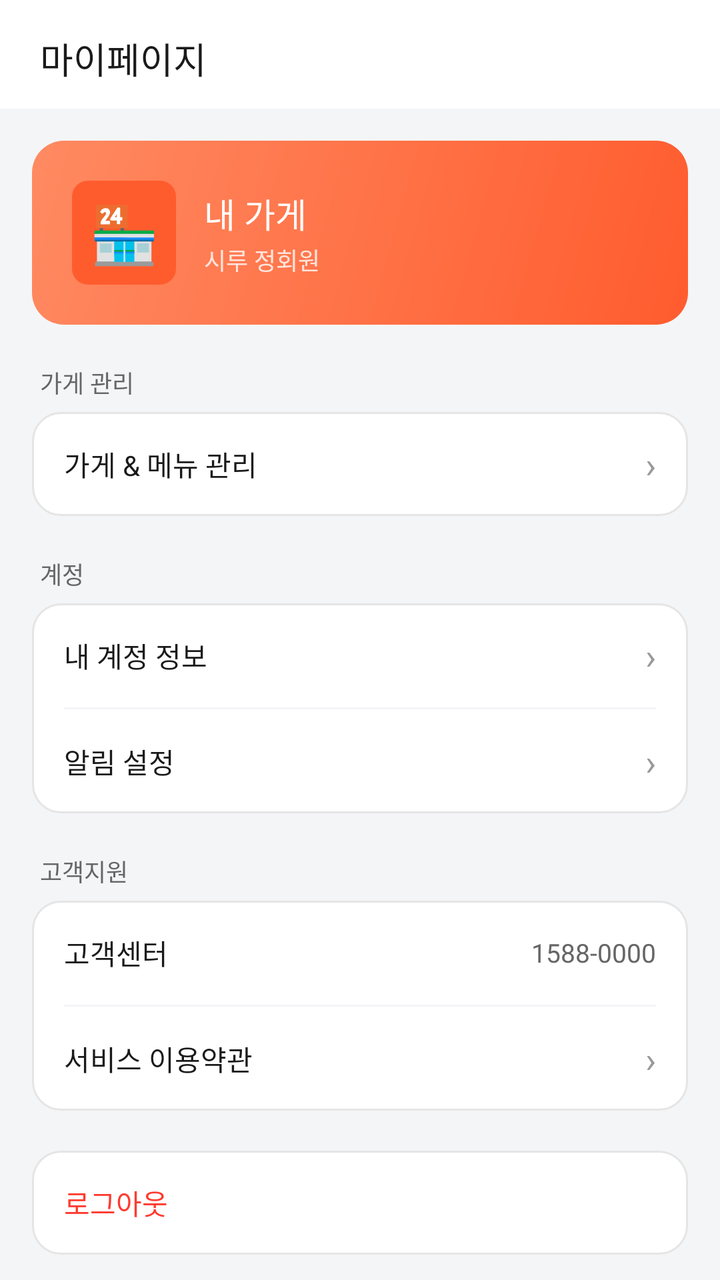
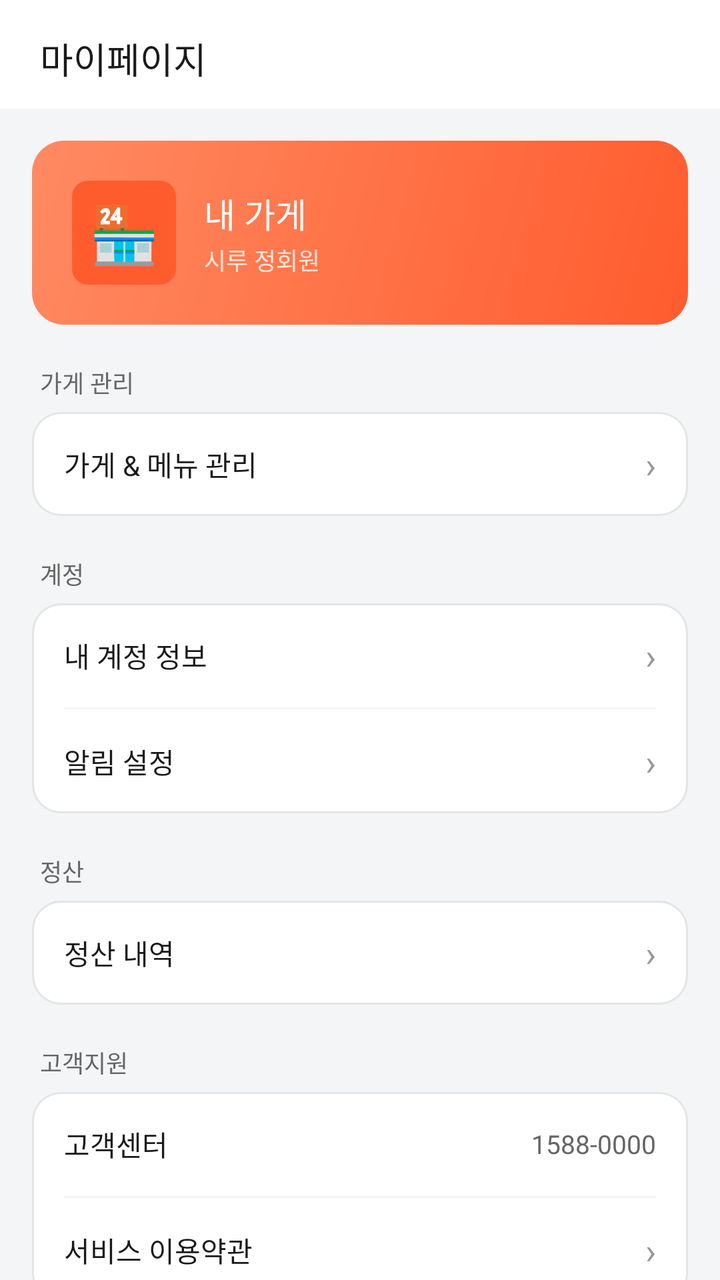

Screens rendered from an Android XML layout before and after an edit, with the pre-edit source and the edit as a unified diff.
<!-- AndroidManifest.xml: application theme Theme.Deuktemsiru_seller -->
<!-- res/layout/fragment_my_page.xml -->
<?xml version="1.0" encoding="utf-8"?>

<androidx.core.widget.NestedScrollView
    xmlns:android="http://schemas.android.com/apk/res/android"
    android:layout_width="match_parent"
    android:layout_height="match_parent"
    android:background="@color/surface">

    <LinearLayout
        android:layout_width="match_parent"
        android:layout_height="wrap_content"
        android:orientation="vertical"
        android:paddingBottom="32dp">

        
        <LinearLayout
            android:layout_width="match_parent"
            android:layout_height="wrap_content"
            android:orientation="horizontal"
            android:gravity="center_vertical"
            android:background="@color/white"
            android:paddingHorizontal="20dp"
            android:paddingTop="16dp"
            android:paddingBottom="12dp">

            <TextView
                android:layout_width="0dp"
                android:layout_height="wrap_content"
                android:layout_weight="1"
                android:text="마이페이지"
                android:textSize="18sp"
                android:textColor="@color/text"
                android:fontFamily="sans-serif-medium" />

        </LinearLayout>

        
        <LinearLayout
            android:layout_width="match_parent"
            android:layout_height="wrap_content"
            android:orientation="horizontal"
            android:gravity="center_vertical"
            android:background="@drawable/bg_gradient_primary_card"
            android:padding="20dp"
            android:layout_marginHorizontal="16dp"
            android:layout_marginTop="16dp">

            <TextView
                android:id="@+id/tv_store_emoji"
                android:layout_width="52dp"
                android:layout_height="52dp"
                android:gravity="center"
                android:text="🏪"
                android:textSize="28sp"
                android:background="@drawable/bg_rounded_primary" />

            <LinearLayout
                android:layout_width="0dp"
                android:layout_height="wrap_content"
                android:layout_weight="1"
                android:layout_marginStart="14dp"
                android:orientation="vertical">

                <TextView
                    android:id="@+id/tv_store_name"
                    android:layout_width="wrap_content"
                    android:layout_height="wrap_content"
                    android:text="내 가게"
                    android:textSize="17sp"
                    android:textColor="@color/white"
                    android:fontFamily="sans-serif-medium" />

                <TextView
                    android:id="@+id/tv_member_status"
                    android:layout_width="wrap_content"
                    android:layout_height="wrap_content"
                    android:layout_marginTop="2dp"
                    android:text="시루 정회원"
                    android:textSize="12sp"
                    android:textColor="#CCFFFFFF" />

            </LinearLayout>

        </LinearLayout>

        
        <TextView
            android:layout_width="wrap_content"
            android:layout_height="wrap_content"
            android:text="가게 관리"
            android:textSize="12sp"
            android:textColor="@color/text_sub"
            android:layout_marginHorizontal="20dp"
            android:layout_marginTop="20dp"
            android:layout_marginBottom="6dp" />

        <LinearLayout
            android:layout_width="match_parent"
            android:layout_height="wrap_content"
            android:orientation="vertical"
            android:background="@drawable/bg_card_white"
            android:layout_marginHorizontal="16dp">

            <LinearLayout
                android:id="@+id/item_store_info"
                android:layout_width="match_parent"
                android:layout_height="52dp"
                android:orientation="horizontal"
                android:gravity="center_vertical"
                android:paddingHorizontal="16dp"
                android:clickable="true"
                android:focusable="true">

                <TextView
                    android:layout_width="0dp"
                    android:layout_height="wrap_content"
                    android:layout_weight="1"
                    android:text="가게 &amp; 메뉴 관리"
                    android:textSize="14sp"
                    android:textColor="@color/text" />

                <TextView
                    android:layout_width="wrap_content"
                    android:layout_height="wrap_content"
                    android:text="›"
                    android:textSize="18sp"
                    android:textColor="@color/text_muted" />

            </LinearLayout>

        </LinearLayout>

        
        <TextView
            android:layout_width="wrap_content"
            android:layout_height="wrap_content"
            android:text="계정"
            android:textSize="12sp"
            android:textColor="@color/text_sub"
            android:layout_marginHorizontal="20dp"
            android:layout_marginTop="20dp"
            android:layout_marginBottom="6dp" />

        <LinearLayout
            android:layout_width="match_parent"
            android:layout_height="wrap_content"
            android:orientation="vertical"
            android:background="@drawable/bg_card_white"
            android:layout_marginHorizontal="16dp">

            <LinearLayout
                android:id="@+id/item_account_info"
                android:layout_width="match_parent"
                android:layout_height="52dp"
                android:orientation="horizontal"
                android:gravity="center_vertical"
                android:paddingHorizontal="16dp"
                android:clickable="true"
                android:focusable="true">

                <TextView
                    android:layout_width="0dp"
                    android:layout_height="wrap_content"
                    android:layout_weight="1"
                    android:text="내 계정 정보"
                    android:textSize="14sp"
                    android:textColor="@color/text" />

                <TextView
                    android:layout_width="wrap_content"
                    android:layout_height="wrap_content"
                    android:text="›"
                    android:textSize="18sp"
                    android:textColor="@color/text_muted" />

            </LinearLayout>

            <View
                android:layout_width="match_parent"
                android:layout_height="1dp"
                android:background="@color/surface"
                android:layout_marginHorizontal="16dp" />

            <LinearLayout
                android:id="@+id/item_notification"
                android:layout_width="match_parent"
                android:layout_height="52dp"
                android:orientation="horizontal"
                android:gravity="center_vertical"
                android:paddingHorizontal="16dp"
                android:clickable="true"
                android:focusable="true">

                <TextView
                    android:layout_width="0dp"
                    android:layout_height="wrap_content"
                    android:layout_weight="1"
                    android:text="알림 설정"
                    android:textSize="14sp"
                    android:textColor="@color/text" />

                <TextView
                    android:layout_width="wrap_content"
                    android:layout_height="wrap_content"
                    android:text="›"
                    android:textSize="18sp"
                    android:textColor="@color/text_muted" />

            </LinearLayout>

        </LinearLayout>

        
        <TextView
            android:layout_width="wrap_content"
            android:layout_height="wrap_content"
            android:text="고객지원"
            android:textSize="12sp"
            android:textColor="@color/text_sub"
            android:layout_marginHorizontal="20dp"
            android:layout_marginTop="20dp"
            android:layout_marginBottom="6dp" />

        <LinearLayout
            android:layout_width="match_parent"
            android:layout_height="wrap_content"
            android:orientation="vertical"
            android:background="@drawable/bg_card_white"
            android:layout_marginHorizontal="16dp">

            <LinearLayout
                android:id="@+id/item_customer_service"
                android:layout_width="match_parent"
                android:layout_height="52dp"
                android:orientation="horizontal"
                android:gravity="center_vertical"
                android:paddingHorizontal="16dp"
                android:clickable="true"
                android:focusable="true">

                <TextView
                    android:layout_width="0dp"
                    android:layout_height="wrap_content"
                    android:layout_weight="1"
                    android:text="고객센터"
                    android:textSize="14sp"
                    android:textColor="@color/text" />

                <TextView
                    android:layout_width="wrap_content"
                    android:layout_height="wrap_content"
                    android:text="1588-0000"
                    android:textSize="13sp"
                    android:textColor="@color/text_sub" />

            </LinearLayout>

            <View
                android:layout_width="match_parent"
                android:layout_height="1dp"
                android:background="@color/surface"
                android:layout_marginHorizontal="16dp" />

            <LinearLayout
                android:id="@+id/item_policy"
                android:layout_width="match_parent"
                android:layout_height="52dp"
                android:orientation="horizontal"
                android:gravity="center_vertical"
                android:paddingHorizontal="16dp"
                android:clickable="true"
                android:focusable="true">

                <TextView
                    android:layout_width="0dp"
                    android:layout_height="wrap_content"
                    android:layout_weight="1"
                    android:text="서비스 이용약관"
                    android:textSize="14sp"
                    android:textColor="@color/text" />

                <TextView
                    android:layout_width="wrap_content"
                    android:layout_height="wrap_content"
                    android:text="›"
                    android:textSize="18sp"
                    android:textColor="@color/text_muted" />

            </LinearLayout>

        </LinearLayout>

        
        <LinearLayout
            android:id="@+id/item_logout"
            android:layout_width="match_parent"
            android:layout_height="52dp"
            android:orientation="horizontal"
            android:gravity="center_vertical"
            android:background="@drawable/bg_card_white"
            android:paddingHorizontal="16dp"
            android:layout_marginHorizontal="16dp"
            android:layout_marginTop="20dp"
            android:clickable="true"
            android:focusable="true">

            <TextView
                android:layout_width="0dp"
                android:layout_height="wrap_content"
                android:layout_weight="1"
                android:text="로그아웃"
                android:textSize="14sp"
                android:textColor="@color/danger" />

        </LinearLayout>

        <TextView
            android:id="@+id/tv_version"
            android:layout_width="wrap_content"
            android:layout_height="wrap_content"
            android:layout_gravity="center_horizontal"
            android:layout_marginTop="24dp"
            android:text="득템시루 판매자 v1.0"
            android:textSize="11sp"
            android:textColor="@color/text_muted" />

    </LinearLayout>

</androidx.core.widget.NestedScrollView>
<!-- resources referenced by this layout -->
<resources>
  <color name="danger">#FFFF3B30</color>
  <color name="surface">#FFF4F5F7</color>
  <color name="text">#FF1A1A1A</color>
  <color name="text_muted">#FF999999</color>
  <color name="text_sub">#FF666666</color>
  <color name="white">#FFFFFFFF</color>
  <!-- drawable bg_card_white (drawable) -->
  <?xml version="1.0" encoding="utf-8"?>
  
  <shape xmlns:android="http://schemas.android.com/apk/res/android"
      android:shape="rectangle">
      <solid android:color="#FFFFFF" />
      <stroke android:width="1dp" android:color="#E5E5E5" />
      <corners android:radius="14dp" />
  </shape>
  <!-- drawable bg_gradient_primary_card (drawable) -->
  <?xml version="1.0" encoding="utf-8"?>
  
  <shape xmlns:android="http://schemas.android.com/apk/res/android"
      android:shape="rectangle">
      <gradient
          android:angle="135"
          android:startColor="#FF5C2E"
          android:endColor="#FF8A62"
          android:type="linear" />
      <corners android:radius="16dp" />
  </shape>
  <!-- drawable bg_rounded_primary (drawable) -->
  <?xml version="1.0" encoding="utf-8"?>
  
  <shape xmlns:android="http://schemas.android.com/apk/res/android"
      android:shape="rectangle">
      <solid android:color="#FF5C2E" />
      <corners android:radius="8dp" />
  </shape>
  <style name="Theme.Deuktemsiru_seller" parent="Base.Theme.Deuktemsiru_seller" />
  <style name="Base.Theme.Deuktemsiru_seller" parent="Theme.Material3.Light.NoActionBar">
          <item name="colorPrimary">@color/primary</item>
          <item name="colorPrimaryVariant">@color/primary_dark</item>
          <item name="colorOnPrimary">@color/white</item>
          <item name="colorSurface">@color/surface</item>
          <item name="android:colorBackground">@color/surface</item>
          <item name="android:fontFamily">sans-serif</item>
          <item name="bottomNavigationStyle">@style/Widget.App.BottomNav</item>
      </style>
  <color name="primary">#FFFF5C2E</color>
  <color name="primary_dark">#FF6B2B12</color>
  <style name="Widget.App.BottomNav" parent="Widget.Material3.BottomNavigationView">
          <item name="itemIconTint">@color/bottom_nav_color</item>
          <item name="itemTextColor">@color/bottom_nav_color</item>
          <item name="itemActiveIndicatorStyle">@style/Widget.App.ActiveIndicator</item>
      </style>
  <style name="Widget.App.ActiveIndicator" parent="Widget.Material3.BottomNavigationView.ActiveIndicator">
          <item name="android:color">@color/primary_light</item>
      </style>
  <color name="primary_light">#FFFFEDE5</color>
</resources>

<!-- the commit's change to res/layout/fragment_my_page.xml (unified diff, before → after) -->
@@ -214,6 +214,53 @@
         <TextView
             android:layout_width="wrap_content"
             android:layout_height="wrap_content"
+            android:text="정산"
+            android:textSize="12sp"
+            android:textColor="@color/text_sub"
+            android:layout_marginHorizontal="20dp"
+            android:layout_marginTop="20dp"
+            android:layout_marginBottom="6dp" />
+
+        <LinearLayout
+            android:layout_width="match_parent"
+            android:layout_height="wrap_content"
+            android:orientation="vertical"
+            android:background="@drawable/bg_card_white"
+            android:layout_marginHorizontal="16dp">
+
+            <LinearLayout
+                android:id="@+id/item_settlement"
+                android:layout_width="match_parent"
+                android:layout_height="52dp"
+                android:orientation="horizontal"
+                android:gravity="center_vertical"
+                android:paddingHorizontal="16dp"
+                android:clickable="true"
+                android:focusable="true">
+
+                <TextView
+                    android:layout_width="0dp"
+                    android:layout_height="wrap_content"
+                    android:layout_weight="1"
+                    android:text="정산 내역"
+                    android:textSize="14sp"
+                    android:textColor="@color/text" />
+
+                <TextView
+                    android:layout_width="wrap_content"
+                    android:layout_height="wrap_content"
+                    android:text="›"
+                    android:textSize="18sp"
+                    android:textColor="@color/text_muted" />
+
+            </LinearLayout>
+
+        </LinearLayout>
+
+        
+        <TextView
+            android:layout_width="wrap_content"
+            android:layout_height="wrap_content"
             android:text="고객지원"
             android:textSize="12sp"
             android:textColor="@color/text_sub"
